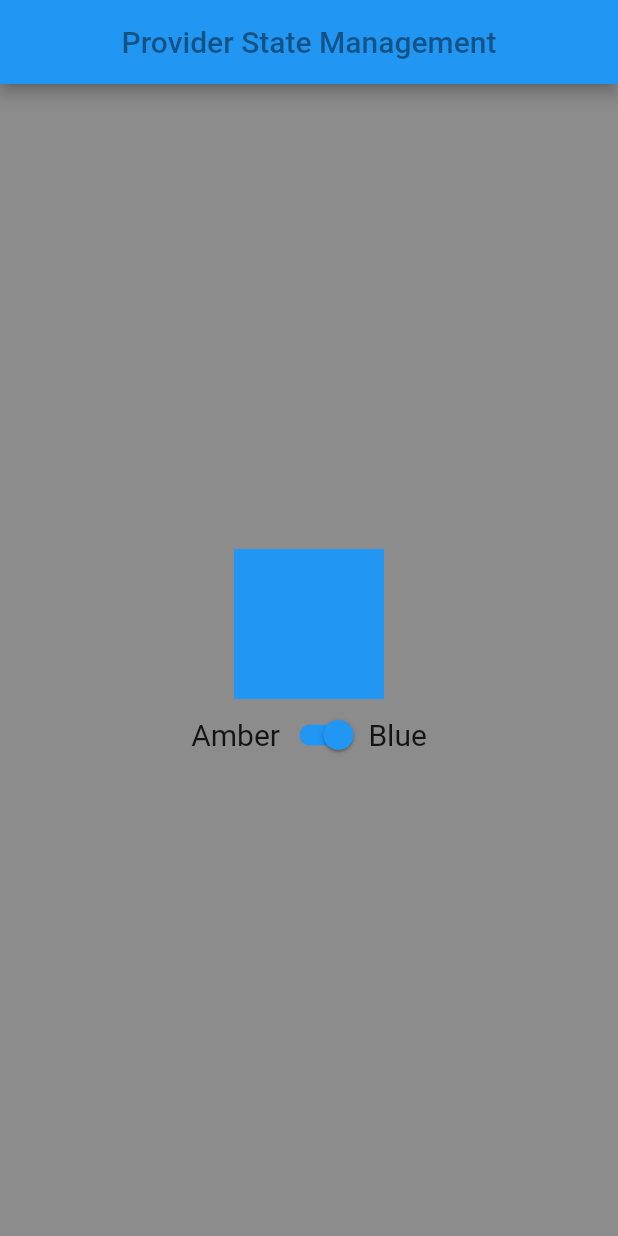
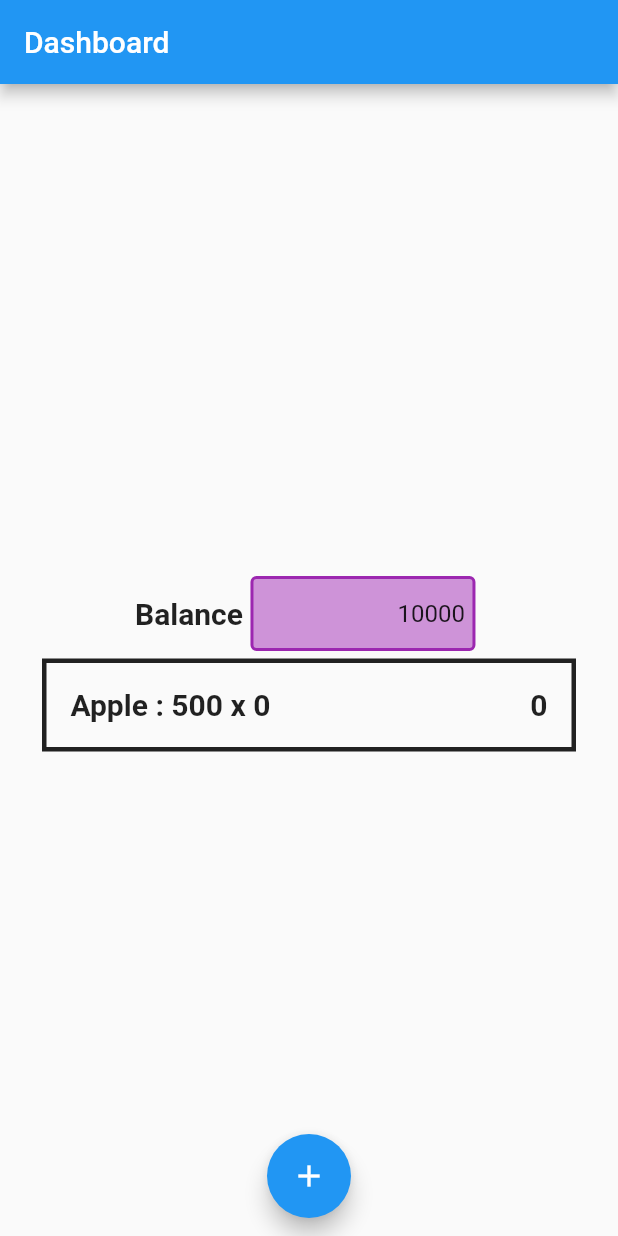
Before and after one commit to GungDeRaka/Learn_Flutter_Packages, a Flutter app: the screen it shows after launch, on a phone screen of 412 x 824 dp. Run offline on Flutter 3.47's test engine with Material 2 defaults, Android fonts, the phone set to English and light mode, and no system bars; our stand-ins replace shared_preferences.

Commit message:
Learn MultiProvider

```diff
--- a/learn_state_management_provider/lib/main.dart
+++ b/learn_state_management_provider/lib/main.dart
@@ -3,6 +3,7 @@ import 'package:learn_state_management_provider/models/application_color.dart';
 import 'package:learn_state_management_provider/pages/animated_screen.dart';
 import 'package:learn_state_management_provider/pages/increment_age.dart';
 import 'package:learn_state_management_provider/pages/learn_stream.dart';
+import 'package:learn_state_management_provider/pages/multi_provider_demo.dart';
 import 'package:provider/provider.dart';
 
 import 'models/person.dart';
@@ -19,12 +20,10 @@ class MyApp extends StatelessWidget {
   @override
   Widget build(BuildContext context) {
     //make sure that ur provider is on the top of any other widget
-    return ChangeNotifierProvider<ApplicationColor>(
-      create: (context) => ApplicationColor(),
-      child: const MaterialApp(
+    return const MaterialApp(
         debugShowCheckedModeBanner: false,
-        home: AnimatedScreen(),
-      ),
+        home: MultiProviderDemo(),
+
     );
   }
 }
--- /dev/null
+++ b/learn_state_management_provider/lib/models/cart.dart
@@ -0,0 +1,10 @@
+import 'package:flutter/foundation.dart';
+
+class Cart with ChangeNotifier {
+  int _cart = 0;
+  int get cart => _cart;
+  set cart(int value) {
+    _cart = value;
+    notifyListeners();
+  }
+}
--- /dev/null
+++ b/learn_state_management_provider/lib/models/money.dart
@@ -0,0 +1,10 @@
+import 'package:flutter/foundation.dart';
+
+class Money with ChangeNotifier{
+  int _balance = 10000 ;
+  int get balance => _balance;
+  set balance (int value){
+    _balance  = value;
+    notifyListeners();
+  }
+}
--- /dev/null
+++ b/learn_state_management_provider/lib/pages/multi_provider_demo.dart
@@ -0,0 +1,114 @@
+import 'package:flutter/material.dart';
+import 'package:learn_state_management_provider/models/cart.dart';
+import 'package:learn_state_management_provider/models/money.dart';
+import 'package:provider/provider.dart';
+
+class MultiProviderDemo extends StatelessWidget {
+  const MultiProviderDemo({super.key});
+
+  @override
+  Widget build(BuildContext context) {
+    return MultiProvider(
+      providers: [
+        ChangeNotifierProvider<Money>(
+          create: (context) => Money(),
+        ),
+        ChangeNotifierProvider<Cart>(
+          create: (context) => Cart(),
+        )
+      ],
+      child: Scaffold(
+        appBar: AppBar(
+          title: const Text("Dashboard"),
+          actions: const [],
+        ),
+        body: Center(
+          child: Column(
+            mainAxisAlignment: MainAxisAlignment.center,
+            children: [
+              Row(
+                mainAxisAlignment: MainAxisAlignment.center,
+                children: [
+                  Text(
+                      "Balance",
+                      style:const TextStyle(
+                        fontSize: 20.0,
+                        fontWeight: FontWeight.bold,
+                      ),
+                    ),
+
+                  Container(
+                    height: 50,
+                    width: 150,
+                    padding: EdgeInsets.all(5),
+                    margin: EdgeInsets.all(5),
+                    decoration: BoxDecoration(
+                        border: Border.all(
+                          color: Colors.purple,
+                          width: 2,
+                        ),
+                        borderRadius: const BorderRadius.all(
+                          Radius.circular(4.0),
+                        ),
+                        color: Colors.purple[200]),
+                    child: Align(
+                      alignment: Alignment.centerRight,
+                      child:Consumer<Money>(
+                    builder: (context, money, child) =>  Text(
+                      money.balance.toString(),
+                        style: TextStyle(
+                          fontSize: 16.0,
+                        ),
+                      ),
+                    ),
+                  ),),
+                ],
+              ),
+              Container(
+                margin: const EdgeInsets.symmetric(horizontal: 28),
+                decoration: BoxDecoration(
+                  border: Border.all(
+                    width: 3.0,
+                    color: Colors.grey[900]!,
+                  ),
+                ),
+                child: Consumer<Cart>(
+                  builder:(context, cart, child) => ListTile(
+                    leading: Text(
+                      "Apple : 500 x ${cart.cart}",
+                      style: TextStyle(
+                        fontSize: 20.0,
+                        fontWeight: FontWeight.bold,
+                      ),
+                    ),
+                    trailing: Text(
+                      (500*cart.cart).toString(),
+                      style: TextStyle(
+                        fontSize: 20.0,
+                        fontWeight: FontWeight.bold,
+                      ),
+                    ),
+                  ),
+                ),
+              )
+            ],
+          ),
+        ),
+        floatingActionButton: Consumer<Money>(
+          builder: (context, money, child) => Consumer<Cart>(
+          builder: (context, cart, child) => FloatingActionButton(
+            child: const Icon(Icons.add),
+            onPressed: () {
+              if(money.balance >= 500){
+                cart.cart++;
+                money.balance -= 500;
+              }
+            },
+          ),
+        ),),
+        floatingActionButtonLocation:
+            FloatingActionButtonLocation.miniCenterFloat,
+      ),
+    );
+  }
+}
```
